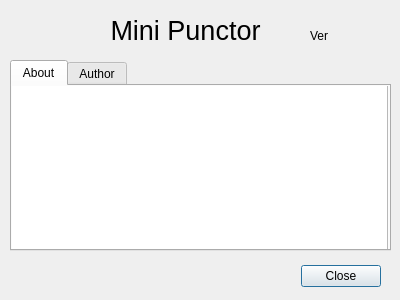
Old version of the form helpwindow.ui in the repository zwpwjwtz/MiniPunctor.
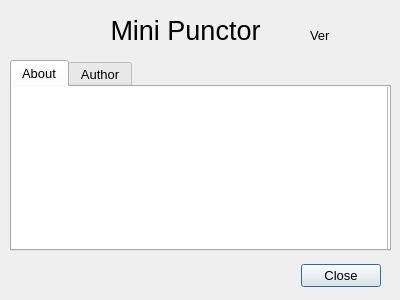
New version of the form. Icons and pictures are not drawn.

Commit message: Force the default font size to 10pt

The edit to the form file:
```diff
--- a/helpwindow.ui
+++ b/helpwindow.ui
@@ -10,6 +10,11 @@
     <height>300</height>
    </rect>
   </property>
+  <property name="font">
+   <font>
+    <pointsize>10</pointsize>
+   </font>
+  </property>
   <property name="windowTitle">
    <string>Help</string>
   </property>
```
The commit also changes 1 other file.
